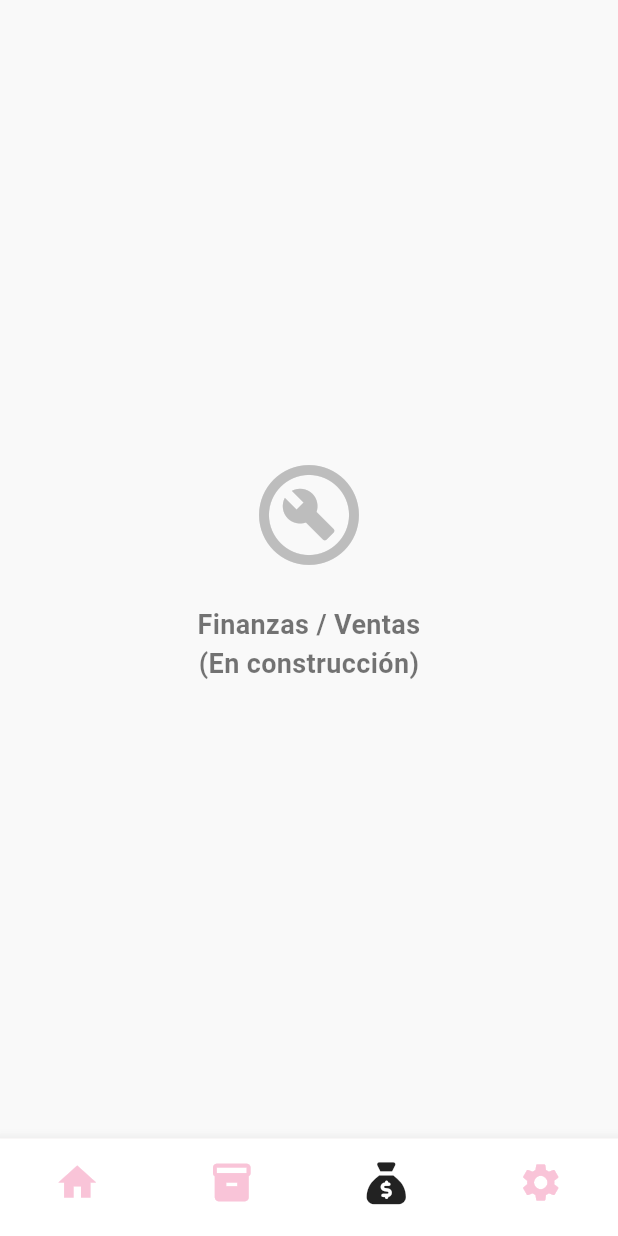
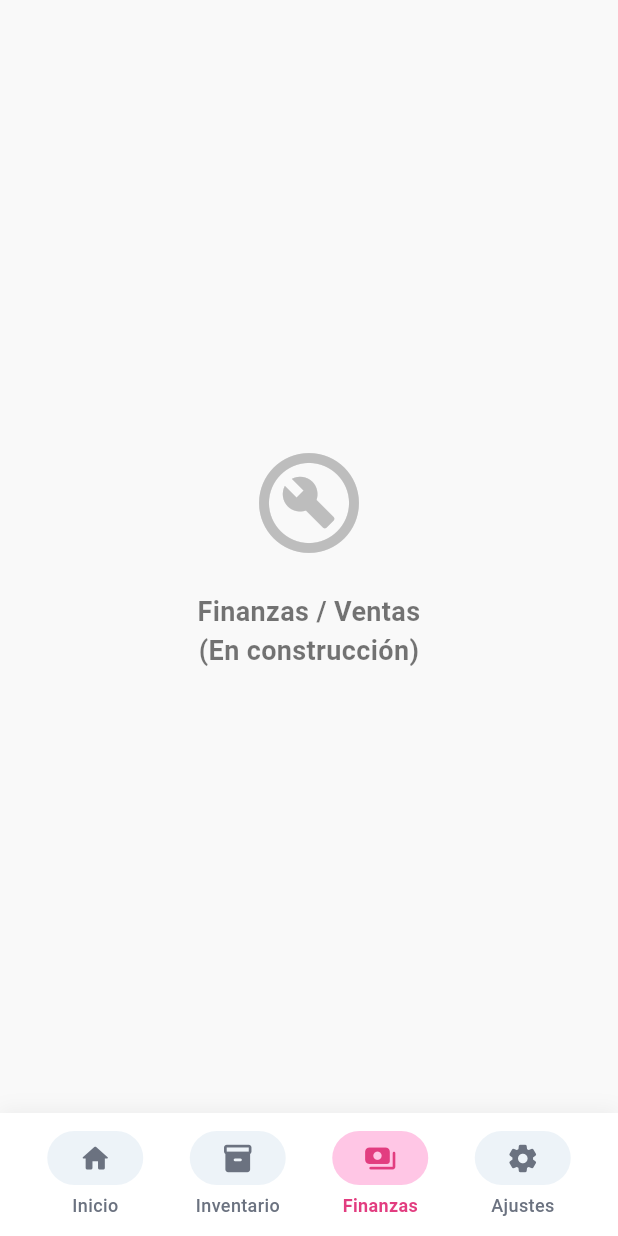
Before and after one commit to sofiasald/miemprendimiento, a Flutter app: the screen it shows after launch, item 3 of the bottom bar chosen, on a phone screen of 412 x 824 dp. Run offline on Flutter 3.47's test engine with Material 3 defaults, Android fonts, the phone set to English and light mode, and no system bars; our stand-ins replace font_awesome_flutter, sqflite; accounts and stored records are empty.

Commit message:
Actualizar barra de navegación inferior y pantalla de carga nativa en Android

```diff
--- a/lib/screens/main_screen.dart
+++ b/lib/screens/main_screen.dart
@@ -1,5 +1,4 @@
 import 'package:flutter/material.dart';
-import 'package:font_awesome_flutter/font_awesome_flutter.dart';
 import 'inventario/inventario_screen.dart';
 
 class MainScreen extends StatefulWidget {
@@ -26,37 +25,110 @@ class _MainScreenState extends State<MainScreen> {
         index: _currentIndex,
         children: _pantallas,
       ),
-      bottomNavigationBar: BottomNavigationBar(
-        type: BottomNavigationBarType.fixed,
-        backgroundColor: Colors.white,
-        selectedItemColor: Colors.black87,
-        unselectedItemColor: const Color(0xFFF9C4D8),
-        showSelectedLabels: false,
-        showUnselectedLabels: false,
-        currentIndex: _currentIndex,
-        onTap: (index) {
+      bottomNavigationBar: Container(
+        decoration: BoxDecoration(
+          color: Colors.white,
+          boxShadow: [
+            BoxShadow(
+              color: Colors.black.withValues(alpha: 0.05),
+              blurRadius: 10,
+              offset: const Offset(0, -2),
+            ),
+          ],
+        ),
+        child: SafeArea(
+          child: Padding(
+            padding: const EdgeInsets.symmetric(horizontal: 16, vertical: 8),
+            child: Row(
+              mainAxisAlignment: MainAxisAlignment.spaceAround,
+              children: [
+                _buildNavItem(
+                  index: 0,
+                  icon: Icons.home_rounded,
+                  label: 'Inicio',
+                ),
+                _buildNavItem(
+                  index: 1,
+                  icon: Icons.inventory_2_rounded,
+                  label: 'Inventario',
+                ),
+                _buildNavItem(
+                  index: 2,
+                  icon: Icons.payments_rounded,
+                  label: 'Finanzas',
+                ),
+                _buildNavItem(
+                  index: 3,
+                  icon: Icons.settings_rounded,
+                  label: 'Ajustes',
+                ),
+              ],
+            ),
+          ),
+        ),
+      ),
+    );
+  }
+
+  Widget _buildNavItem({
+    required int index,
+    required IconData icon,
+    required String label,
+  }) {
+    final bool isSelected = _currentIndex == index;
+
+    // Colores según la referencia visual
+    final Color pillBackground = isSelected
+        ? const Color(0xFFFFC6E5) // Fondo rosado suave
+        : const Color(0xFFEDF3F8); // Fondo grisáceo claro / celeste pálido
+
+    final Color iconColor = isSelected
+        ? const Color(0xFFE23D80) // Rosado vivo
+        : const Color(0xFF6B7280); // Gris neutro
+
+    final Color textColor = isSelected
+        ? const Color(0xFFE23D80) // Texto en rosado
+        : const Color(0xFF6B7280); // Texto en gris
+
+    return InkWell(
+      onTap: () {
         setState(() {
           _currentIndex = index;
         });
       },
-        items: [
-          BottomNavigationBarItem(
-            icon: Icon(Icons.home, size: 30, color: _currentIndex == 0 ? Colors.black87 : const Color(0xFFF9C4D8)),
-            label: '',
+      borderRadius: BorderRadius.circular(20),
+      splashColor: Colors.transparent,
+      highlightColor: Colors.transparent,
+      child: Padding(
+        padding: const EdgeInsets.symmetric(horizontal: 4, vertical: 4),
+        child: Column(
+          mainAxisSize: MainAxisSize.min,
+          children: [
+            AnimatedContainer(
+              duration: const Duration(milliseconds: 200),
+              width: 64,
+              height: 36,
+              decoration: BoxDecoration(
+                color: pillBackground,
+                borderRadius: BorderRadius.circular(18),
               ),
-          BottomNavigationBarItem(
-            icon: Icon(Icons.inventory_2, size: 30, color: _currentIndex == 1 ? Colors.black87 : const Color(0xFFF9C4D8)),
-            label: '',
+              child: Icon(
+                icon,
+                color: iconColor,
+                size: 22,
               ),
-          BottomNavigationBarItem(
-            icon: FaIcon(FontAwesomeIcons.sackDollar, size: 28, color: _currentIndex == 2 ? Colors.black87 : const Color(0xFFF9C4D8)),
-            label: '',
             ),
-          BottomNavigationBarItem(
-            icon: Icon(Icons.settings, size: 30, color: _currentIndex == 3 ? Colors.black87 : const Color(0xFFF9C4D8)),
-            label: '',
+            const SizedBox(height: 5),
+            Text(
+              label,
+              style: TextStyle(
+                fontSize: 12,
+                fontWeight: isSelected ? FontWeight.w600 : FontWeight.w500,
+                color: textColor,
+              ),
             ),
           ],
+        ),
       ),
     );
   }
--- a/lib/screens/splash_screen.dart
+++ b/lib/screens/splash_screen.dart
@@ -35,7 +35,7 @@ class _SplashScreenState extends State<SplashScreen> {
             borderRadius: BorderRadius.circular(40),
             boxShadow: [
               BoxShadow(
-                color: Colors.black.withOpacity(0.1),
+                color: Colors.black.withValues(alpha: 0.1),
                 blurRadius: 15,
                 spreadRadius: 2,
                 offset: const Offset(0, 5),
```
Also changed, not shown: 5 other files. Lines whose indentation alone changed are shown as unchanged.
